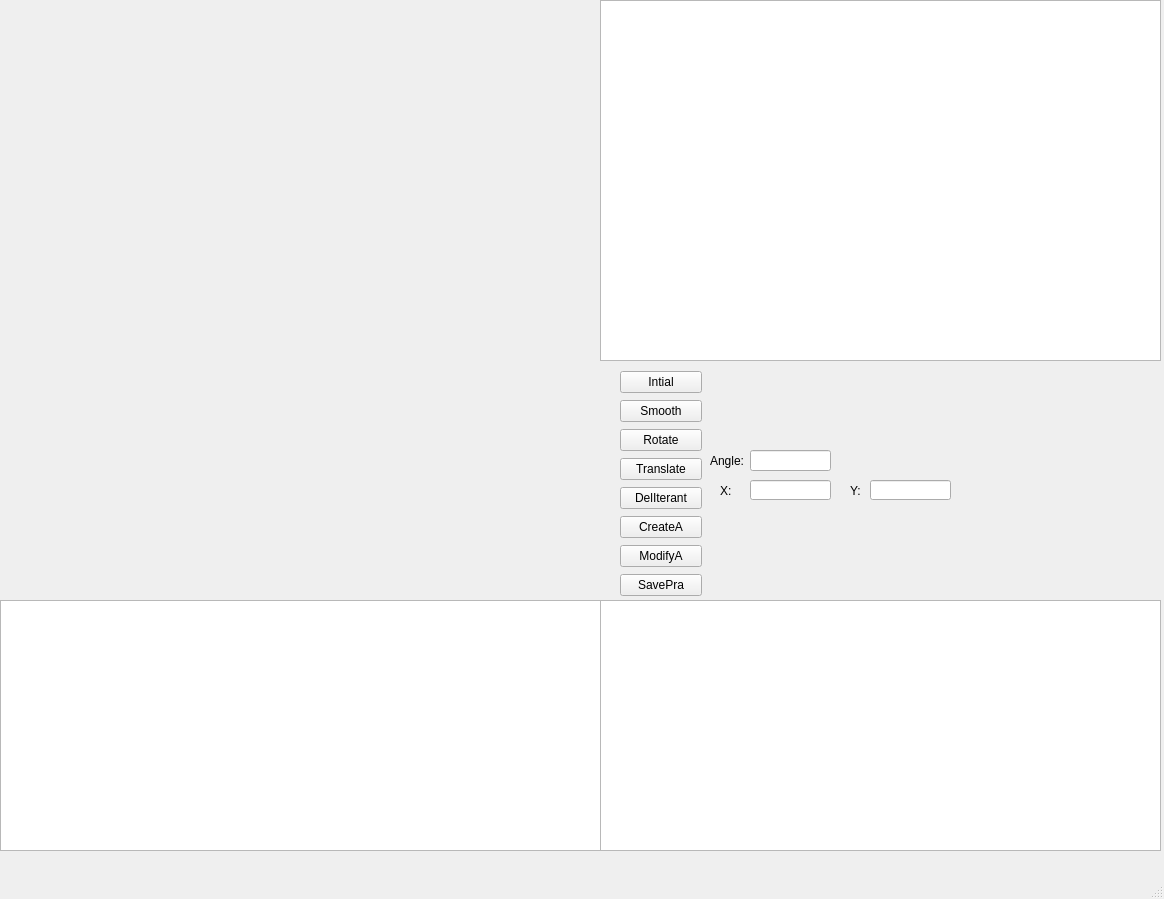
The window that TrajectoryV2/SmoothTrajectory.ui (Alex5527467/TrajectoryCreate) describes before a commit, drawn with Qt 5.
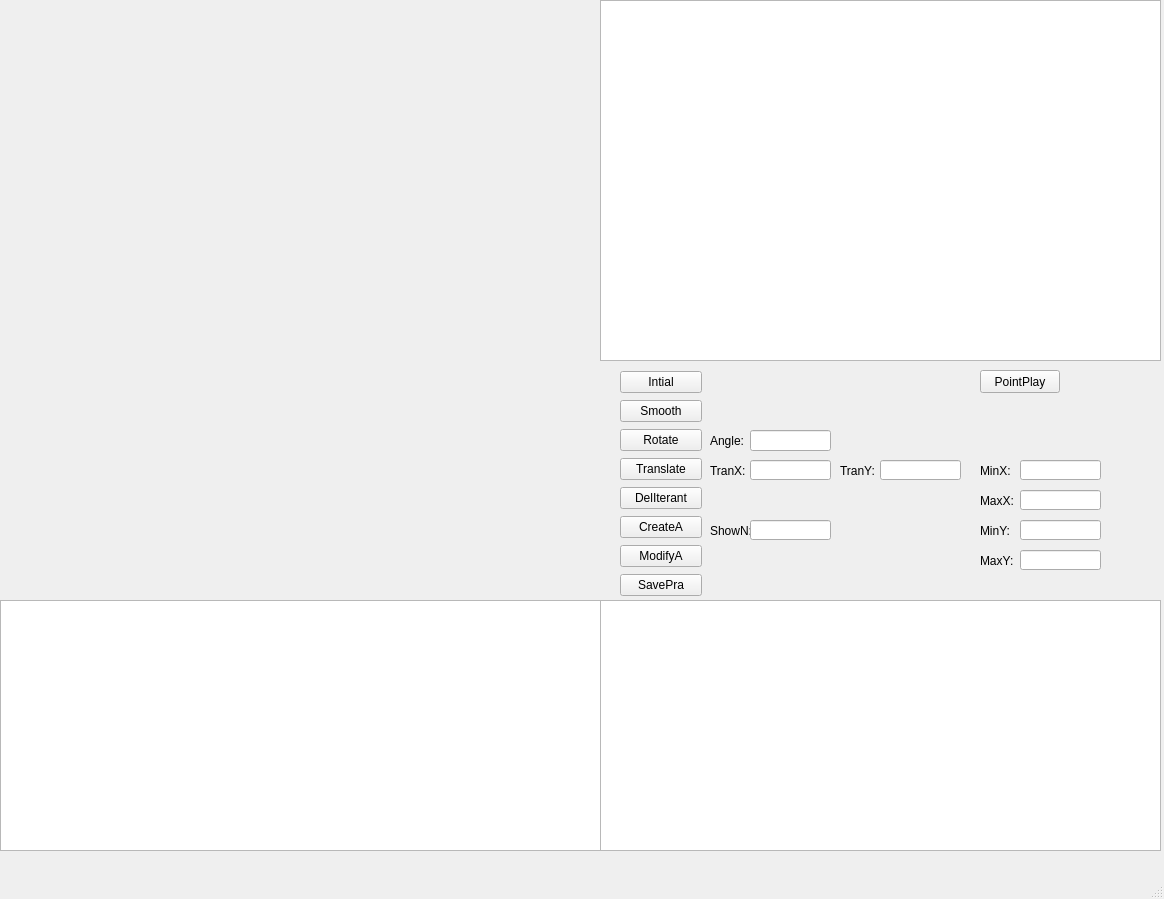
The same window after the commit. Custom widgets are drawn as their Qt base class.

```diff
--- a/TrajectoryV2/SmoothTrajectory.ui
+++ b/TrajectoryV2/SmoothTrajectory.ui
@@ -38,7 +38,7 @@
     <property name="geometry">
      <rect>
       <x>750</x>
-      <y>450</y>
+      <y>430</y>
       <width>81</width>
       <height>21</height>
      </rect>
@@ -48,7 +48,7 @@
     <property name="geometry">
      <rect>
       <x>750</x>
-      <y>480</y>
+      <y>460</y>
       <width>81</width>
       <height>20</height>
      </rect>
@@ -57,8 +57,8 @@
    <widget class="QLineEdit" name="TranY_lineEdit">
     <property name="geometry">
      <rect>
-      <x>870</x>
-      <y>480</y>
+      <x>880</x>
+      <y>460</y>
       <width>81</width>
       <height>20</height>
      </rect>
@@ -67,34 +67,34 @@
    <widget class="QLabel" name="label">
     <property name="geometry">
      <rect>
-      <x>720</x>
-      <y>480</y>
-      <width>16</width>
+      <x>710</x>
+      <y>460</y>
+      <width>41</width>
       <height>21</height>
      </rect>
     </property>
     <property name="text">
-     <string>X:</string>
+     <string>TranX:</string>
     </property>
    </widget>
    <widget class="QLabel" name="label_2">
     <property name="geometry">
      <rect>
-      <x>850</x>
-      <y>480</y>
-      <width>16</width>
+      <x>840</x>
+      <y>460</y>
+      <width>41</width>
       <height>21</height>
      </rect>
     </property>
     <property name="text">
-     <string>Y:</string>
+     <string>TranY:</string>
     </property>
    </widget>
    <widget class="QLabel" name="label_3">
     <property name="geometry">
      <rect>
       <x>710</x>
-      <y>450</y>
+      <y>430</y>
       <width>41</width>
       <height>21</height>
      </rect>
@@ -191,6 +191,134 @@
      </rect>
     </property>
    </widget>
+   <widget class="QLabel" name="label_4">
+    <property name="geometry">
+     <rect>
+      <x>710</x>
+      <y>520</y>
+      <width>41</width>
+      <height>21</height>
+     </rect>
+    </property>
+    <property name="text">
+     <string>ShowN:</string>
+    </property>
+   </widget>
+   <widget class="QLineEdit" name="ShowNum_lineEdit">
+    <property name="geometry">
+     <rect>
+      <x>750</x>
+      <y>520</y>
+      <width>81</width>
+      <height>20</height>
+     </rect>
+    </property>
+   </widget>
+   <widget class="QPushButton" name="pointplayButton">
+    <property name="geometry">
+     <rect>
+      <x>980</x>
+      <y>370</y>
+      <width>80</width>
+      <height>23</height>
+     </rect>
+    </property>
+    <property name="text">
+     <string>PointPlay</string>
+    </property>
+   </widget>
+   <widget class="QLabel" name="label_5">
+    <property name="geometry">
+     <rect>
+      <x>980</x>
+      <y>460</y>
+      <width>41</width>
+      <height>21</height>
+     </rect>
+    </property>
+    <property name="text">
+     <string>MinX:</string>
+    </property>
+   </widget>
+   <widget class="QLineEdit" name="MinX_lineEdit">
+    <property name="geometry">
+     <rect>
+      <x>1020</x>
+      <y>460</y>
+      <width>81</width>
+      <height>20</height>
+     </rect>
+    </property>
+   </widget>
+   <widget class="QLineEdit" name="MaxX_lineEdit">
+    <property name="geometry">
+     <rect>
+      <x>1020</x>
+      <y>490</y>
+      <width>81</width>
+      <height>20</height>
+     </rect>
+    </property>
+   </widget>
+   <widget class="QLabel" name="label_6">
+    <property name="geometry">
+     <rect>
+      <x>980</x>
+      <y>490</y>
+      <width>41</width>
+      <height>21</height>
+     </rect>
+    </property>
+    <property name="text">
+     <string>MaxX:</string>
+    </property>
+   </widget>
+   <widget class="QLabel" name="label_7">
+    <property name="geometry">
+     <rect>
+      <x>980</x>
+      <y>550</y>
+      <width>41</width>
+      <height>21</height>
+     </rect>
+    </property>
+    <property name="text">
+     <string>MaxY:</string>
+    </property>
+   </widget>
+   <widget class="QLineEdit" name="MaxY_lineEdit">
+    <property name="geometry">
+     <rect>
+      <x>1020</x>
+      <y>550</y>
+      <width>81</width>
+      <height>20</height>
+     </rect>
+    </property>
+   </widget>
+   <widget class="QLabel" name="label_8">
+    <property name="geometry">
+     <rect>
+      <x>980</x>
+      <y>520</y>
+      <width>41</width>
+      <height>21</height>
+     </rect>
+    </property>
+    <property name="text">
+     <string>MinY:</string>
+    </property>
+   </widget>
+   <widget class="QLineEdit" name="MinY_lineEdit">
+    <property name="geometry">
+     <rect>
+      <x>1020</x>
+      <y>520</y>
+      <width>81</width>
+      <height>20</height>
+     </rect>
+    </property>
+   </widget>
    <zorder>layoutWidget</zorder>
    <zorder>widget</zorder>
    <zorder>tableView</zorder>
```
Left out of the diff: 11 changed lines with no effect on the pictures.
